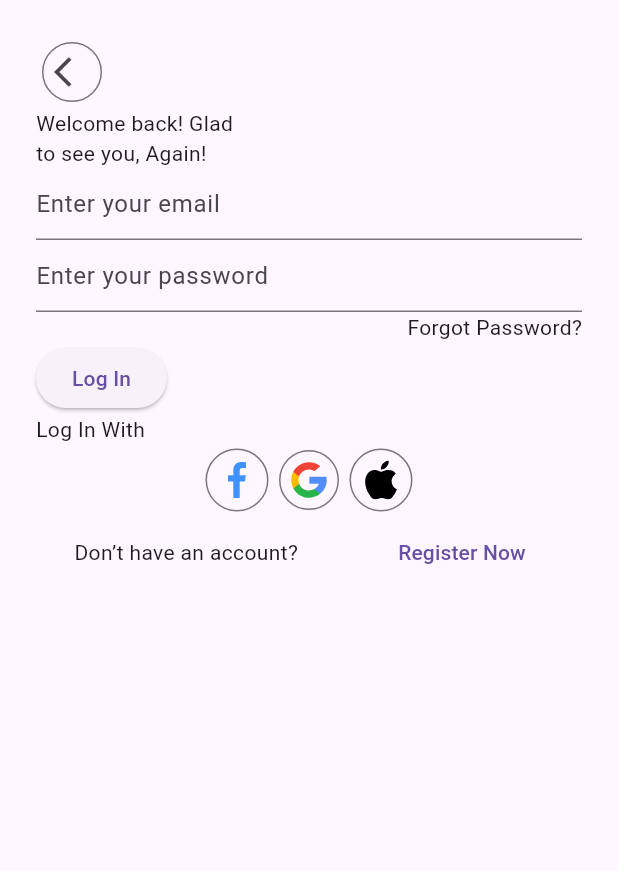
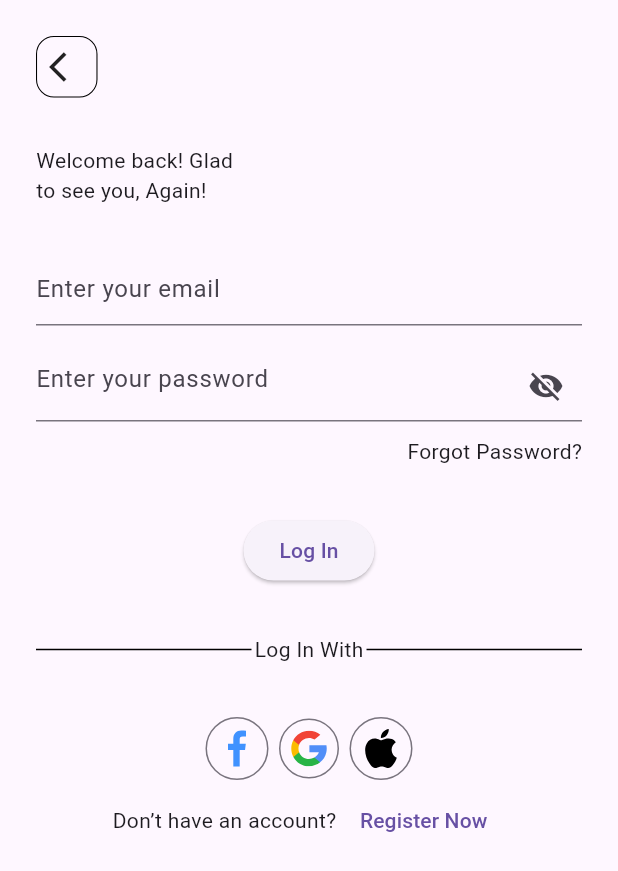
Before and after one commit to mostafa2026-code/bookia, a Flutter app: the screen it shows after launch, on a phone screen of 412 x 824 dp. Shown: the top 871 px of the screen. Run offline on Flutter 3.47's test engine with Material 3 defaults, Android fonts, the phone set to English and light mode, and no system bars; our stand-ins replace flutter_svg, gap.

Commit message:
end the log in ui

```diff
--- a/lib/feature/auth/login/loginscreen.dart
+++ b/lib/feature/auth/login/loginscreen.dart
@@ -1,5 +1,6 @@
 import 'package:flutter/material.dart';
 import 'package:flutter_svg/svg.dart';
+import 'package:gap/gap.dart';
 
 class Loginscreen extends StatelessWidget {
   const Loginscreen({super.key});
@@ -13,23 +14,51 @@ class Loginscreen extends StatelessWidget {
           crossAxisAlignment: CrossAxisAlignment.start,
           mainAxisAlignment: MainAxisAlignment.start,
           children: [
-            IconButton.outlined(
-              onPressed: () {},
-              icon: Icon(Icons.arrow_back_ios),
+            GestureDetector(
+              child: Container(
+                height: 41,
+                width: 41,
+                padding: const EdgeInsets.all(8),
+                decoration: BoxDecoration(
+                  borderRadius: BorderRadius.circular(12),
+                  border: Border.all(color: Colors.black, width: 0.7),
+                ),
+                child: Center(child: Icon(Icons.arrow_back_ios)),
+              ),
             ),
+            Gap(32),
             Text("Welcome back! Glad\nto see you, Again!"),
+            Gap(32),
             TextFormField(
               decoration: InputDecoration(hintText: "Enter your email"),
             ),
+            Gap(16),
             TextFormField(
-              decoration: InputDecoration(hintText: "Enter your password"),
+              decoration: InputDecoration(
+                hintText: "Enter your password",
+                suffixIcon: Icon(Icons.visibility_off),
+              ),
             ),
+            Gap(10),
             Row(
               mainAxisAlignment: MainAxisAlignment.end,
               children: [Text("Forgot Password?")],
             ),
-            ElevatedButton(onPressed: () {}, child: Text("Log In")),
-            Row(children: [Divider(), Text("Log In With"), Divider()]),
+            Gap(32),
+            Center(
+              child: ElevatedButton(onPressed: () {}, child: Text("Log In")),
+            ),
+            Gap(32),
+            Row(
+              children: [
+                Expanded(child: Divider(color: Colors.black)),
+                Gap(2),
+                Text("Log In With"),
+                Gap(2),
+                Expanded(child: Divider(color: Colors.black)),
+              ],
+            ),
+            Gap(32),
             Row(
               mainAxisAlignment: MainAxisAlignment.center,
               children: [
@@ -47,15 +76,17 @@ class Loginscreen extends StatelessWidget {
                 ),
               ],
             ),
-            Align(
-              alignment: Alignment.bottomCenter,
-              child: Row(
-                mainAxisAlignment: MainAxisAlignment.spaceAround,
-                children: [
-                  Text("Don’t have an account? "),
-                  TextButton(onPressed: () {}, child: Text("Register Now")),
-                ],
-              ),
+            Column(
+              mainAxisAlignment: MainAxisAlignment.end,
+              children: [
+                Row(
+                  mainAxisAlignment: MainAxisAlignment.center,
+                  children: [
+                    Text("Don’t have an account? "),
+                    TextButton(onPressed: () {}, child: Text("Register Now")),
+                  ],
+                ),
+              ],
             ),
           ],
         ),
```
